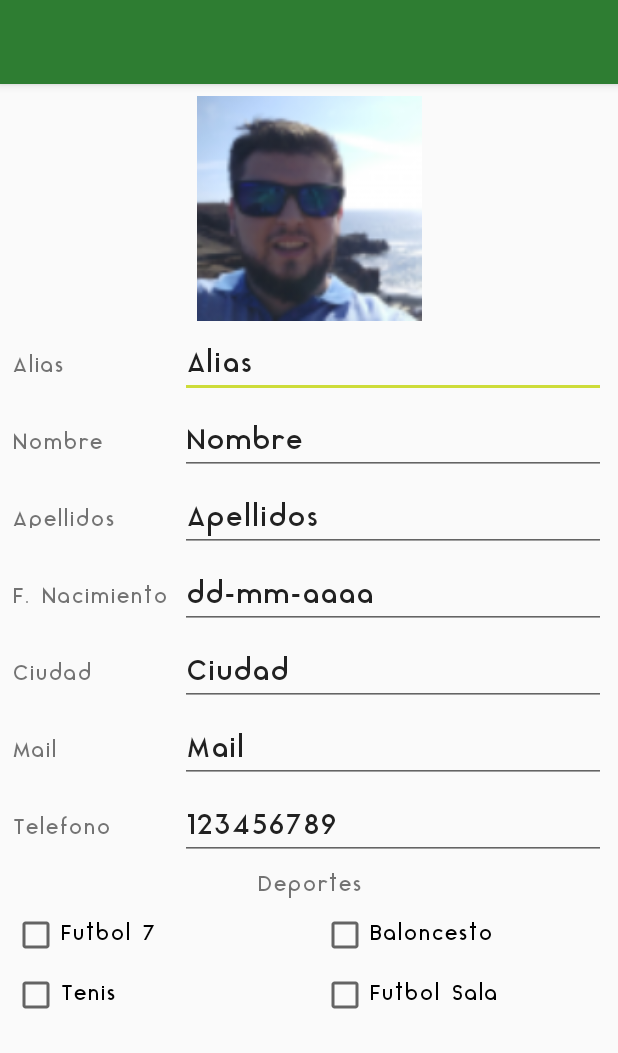
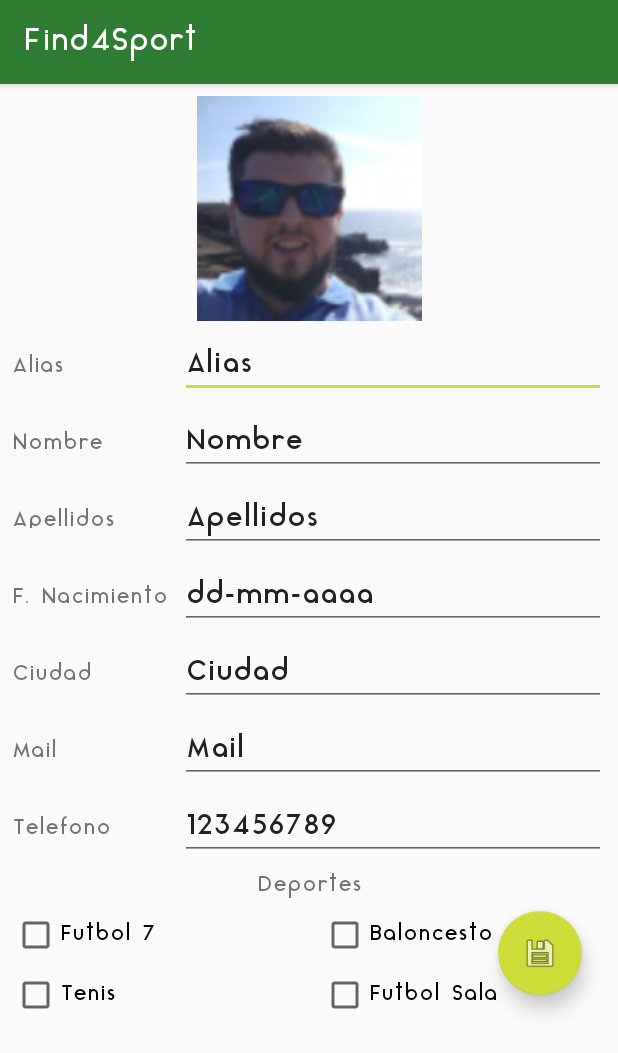
Before and after one commit to FJAranda/Find4SportApp, an Android app: the DeportistaDetailModifyActivity screen opened directly, with no data from a screen before it, on a phone screen of 412 x 824 dp. Shown: the top 1053 px of the screen. Run offline under Robolectric (Android 15) with nearby library versions, the phone set to English and light mode, and no system bars; our stand-ins replace Picasso; pictures from the network do not load.

```diff
--- a/app/src/main/java/find4sport/com/find4sport/adapter/DeportistasAdapter.java
+++ b/app/src/main/java/find4sport/com/find4sport/adapter/DeportistasAdapter.java
@@ -1,4 +1,7 @@
 package find4sport.com.find4sport.adapter;
 
+/*
+Adapter para la implementacion de la busqueda de usuarios
+ */
 public class DeportistasAdapter {
 }
--- a/app/src/main/java/find4sport/com/find4sport/ui/deportista/DeportistaDetailModifyActivity.java
+++ b/app/src/main/java/find4sport/com/find4sport/ui/deportista/DeportistaDetailModifyActivity.java
@@ -2,14 +2,98 @@ package find4sport.com.find4sport.ui.deportista;
 
 import android.support.v7.app.AppCompatActivity;
 import android.os.Bundle;
+import android.support.v7.widget.Toolbar;
+import android.widget.Button;
+import android.widget.CheckBox;
+import android.widget.EditText;
+import android.widget.ImageView;
+
+import com.squareup.picasso.Picasso;
+
+import java.io.IOException;
+import java.text.ParseException;
 
 import find4sport.com.find4sport.R;
+import find4sport.com.find4sport.data.model.Deportista;
+import find4sport.com.find4sport.data.repository.DeportistaRepository;
 
 public class DeportistaDetailModifyActivity extends AppCompatActivity {
+
+    private EditText etAlias;
+    private EditText etNombre;
+    private EditText etApellidos;
+    private EditText etFechaNacimiento;
+    private Button btnCambiarPass;
+    private ImageView ivImagenPerfil;
+    private EditText etCiudad;
+    private EditText etMail;
+    private EditText etTelefono;
+    private CheckBox cbFutbol7;
+    private CheckBox cbFutbolSala;
+    private CheckBox cbBaloncesto;
+    private CheckBox cbTenis;
+    private Toolbar toolbar;
+
+
+    private Deportista deportista;
 
     @Override
     protected void onCreate(Bundle savedInstanceState) {
         super.onCreate(savedInstanceState);
         setContentView(R.layout.activity_deportista_detail_modify);
+
+        toolbar = findViewById(R.id.tbModifyDeportista);
+        setSupportActionBar(toolbar);
+
+        etAlias = findViewById(R.id.etAlias);
+        etNombre = findViewById(R.id.etNombre);
+        etApellidos = findViewById(R.id.etApellidos);
+        etFechaNacimiento = findViewById(R.id.etFNac);
+        // TODO: 6/6/18 BOTON CAMBIAR CONTRASENA
+        ivImagenPerfil = findViewById(R.id.ivPerfilImage);
+        etCiudad = findViewById(R.id.etCiudad);
+        etMail = findViewById(R.id.etMail);
+        etTelefono = findViewById(R.id.etTelefono);
+        cbFutbol7 = findViewById(R.id.cbFSiete);
+        cbFutbolSala = findViewById(R.id.cbFSala);
+        cbBaloncesto = findViewById(R.id.cbBaloncesto);
+        cbTenis = findViewById(R.id.cbTenis);
+
+        /*
+        try {
+            deportista = DeportistaRepository.getInstance().getProfile();
+        } catch (IOException e) {
+            e.printStackTrace();
+        } catch (ParseException e) {
+            e.printStackTrace();
+        }
+
+        if (deportista != null){
+            etAlias.setText(deportista.getAlias());
+            etNombre.setText(deportista.getNombre());
+            etApellidos.setText(deportista.getApellidos());
+            // TODO: 6/6/18 Dar formato a la fecha
+            etFechaNacimiento.setText(deportista.getFechaNacimiento().toString());
+            ivImagenPerfil.setImageBitmap(deportista.getImagen());
+            etCiudad.setText(deportista.getCiudad());
+            etMail.setText(deportista.getMail());
+            etTelefono.setText(deportista.getTelefono());
+            for (String deporte:deportista.getDeportes()) {
+                switch (deporte){
+                    case "futbol7":
+                        cbFutbol7.setChecked(true);
+                        break;
+                    case "futbolsala":
+                        cbFutbolSala.setChecked(true);
+                        break;
+                    case "tenis":
+                        cbTenis.setChecked(true);
+                        break;
+                    case "baloncesto":
+                        cbBaloncesto.setChecked(true);
+                        break;
+                }
+            }
+        }*/
     }
 }
--- a/app/src/main/res/layout/activity_deportista_detail_modify.xml
+++ b/app/src/main/res/layout/activity_deportista_detail_modify.xml
@@ -1,28 +1,20 @@
 <?xml version="1.0" encoding="utf-8"?>
-<ScrollView xmlns:android="http://schemas.android.com/apk/res/android"
+<LinearLayout xmlns:android="http://schemas.android.com/apk/res/android"
     xmlns:app="http://schemas.android.com/apk/res-auto"
     xmlns:tools="http://schemas.android.com/tools"
     android:layout_width="match_parent"
     android:layout_height="wrap_content"
-    android:layout_marginBottom="8dp"
-    android:scrollbarAlwaysDrawVerticalTrack="true"
-    android:scrollbars="vertical"
-    android:verticalScrollbarPosition="defaultPosition"
-    tools:context="find4sport.com.find4sport.ui.deportista.DeportistaDetailModifyActivity">
-
-    <android.support.constraint.ConstraintLayout
-        android:id="@+id/clDetailModifyDeportista"
-        android:layout_width="match_parent"
-        android:layout_height="wrap_content">
+    tools:context="find4sport.com.find4sport.ui.deportista.DeportistaDetailModifyActivity"
+    android:orientation="vertical">
 
     <android.support.design.widget.AppBarLayout
         android:id="@+id/appBarLayout"
         android:layout_width="match_parent"
-            android:layout_height="wrap_content"
+        android:layout_height="match_parent"
         android:theme="@style/ThemeOverlay.AppCompat.Dark.ActionBar">
 
         <android.support.v7.widget.Toolbar
-                android:id="@+id/tbPlaning"
+            android:id="@+id/tbModifyDeportista"
             android:layout_width="match_parent"
             android:layout_height="wrap_content"
             android:background="?attr/colorPrimary"
@@ -34,6 +26,22 @@
             app:layout_scrollFlags="scroll|enterAlways" />
 
     </android.support.design.widget.AppBarLayout>
+    <FrameLayout
+        android:layout_width="match_parent"
+        android:layout_height="wrap_content">
+
+        <ScrollView
+        android:layout_width="match_parent"
+        android:layout_height="wrap_content"
+        android:layout_marginBottom="8dp"
+        android:scrollbarAlwaysDrawVerticalTrack="true"
+        android:scrollbars="vertical"
+        android:verticalScrollbarPosition="defaultPosition">
+
+    <android.support.constraint.ConstraintLayout
+        android:id="@+id/clDetailModifyDeportista"
+        android:layout_width="match_parent"
+        android:layout_height="wrap_content">
 
         <ImageView
             android:id="@+id/ivPerfilImage"
@@ -44,7 +52,7 @@
             android:layout_marginTop="8dp"
             app:layout_constraintEnd_toEndOf="parent"
             app:layout_constraintStart_toStartOf="parent"
-            app:layout_constraintTop_toBottomOf="@+id/appBarLayout"
+            app:layout_constraintTop_toTopOf="parent"
             app:srcCompat="@drawable/ejemplo_perfil" />
 
         <TextView
@@ -272,7 +280,21 @@
             app:layout_constraintStart_toStartOf="parent"
             app:layout_constraintTop_toBottomOf="@+id/etTelefono" />
 
-
     </android.support.constraint.ConstraintLayout>
 
     </ScrollView>
+
+        <android.support.design.widget.FloatingActionButton
+            android:id="@+id/fabModifyDeportista"
+            android:layout_width="wrap_content"
+            android:layout_height="wrap_content"
+            android:layout_gravity="end|bottom"
+            android:clickable="true"
+            android:focusable="true"
+            android:layout_margin="24dp"
+            app:elevation="8dp"
+            app:srcCompat="@android:drawable/ic_menu_save" />
+
+    </FrameLayout>
+
+</LinearLayout>
```
Lines whose indentation alone changed are shown as unchanged.
